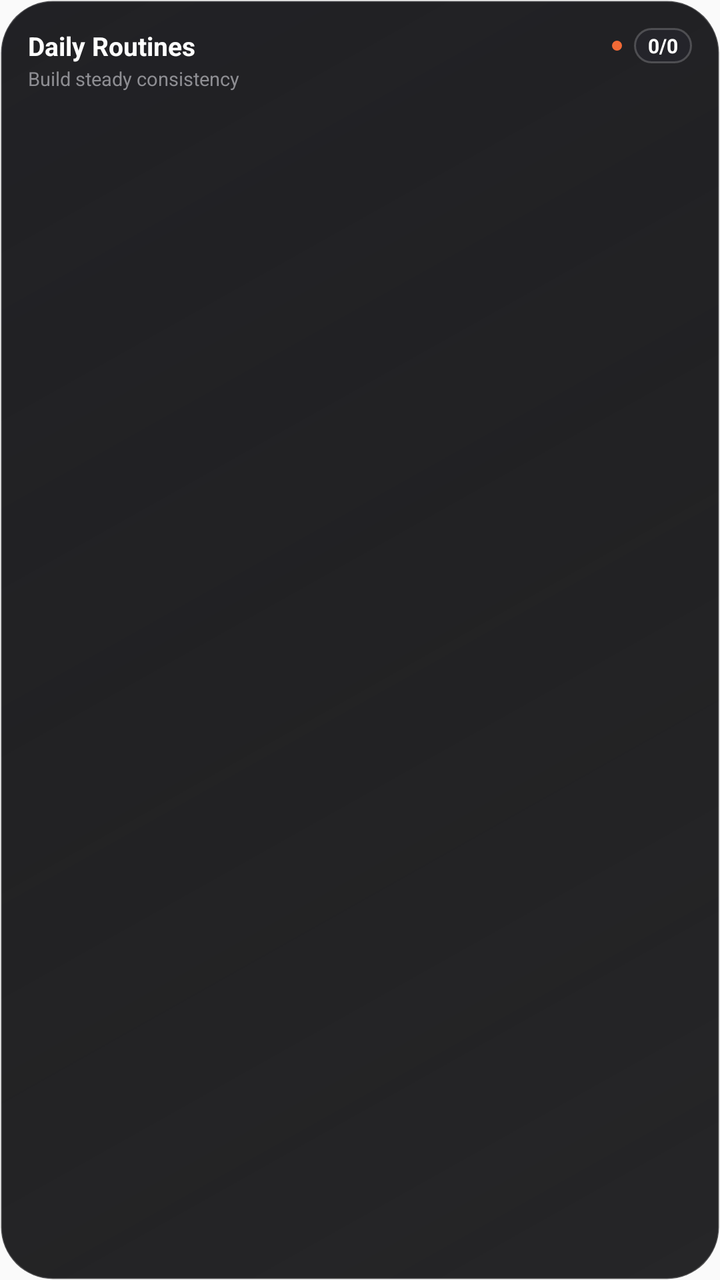
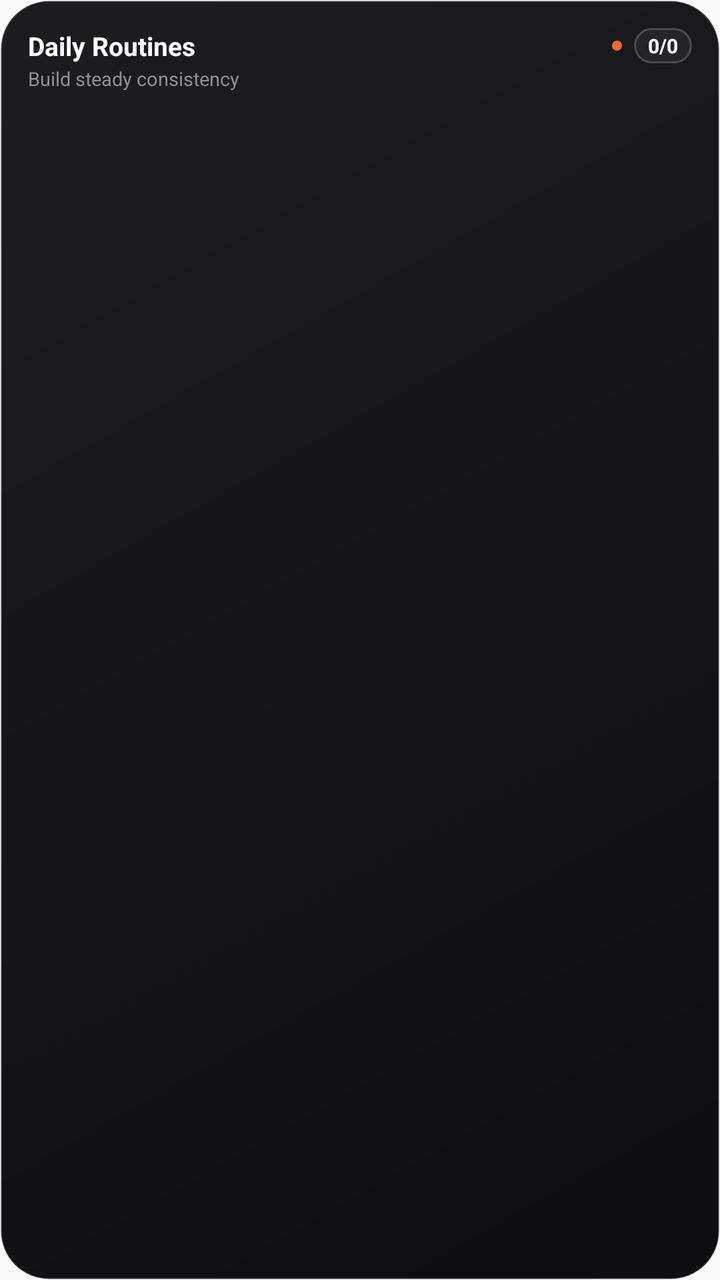

The first picture is an Android layout as it rendered before a commit; the second is the same layout after the commit. The layout source and the unified diff follow.
<!-- AndroidManifest.xml: application theme AppTheme -->
<!-- res/layout/taskify_habits_widget.xml -->
<?xml version="1.0" encoding="utf-8"?>
<LinearLayout xmlns:android="http://schemas.android.com/apk/res/android"
    android:id="@+id/widget_habits_root"
    android:layout_width="match_parent"
    android:layout_height="match_parent"
    android:orientation="vertical"
    android:padding="14dp"
    android:background="@drawable/taskify_widget_background">

    
    <LinearLayout
        android:id="@+id/widget_habits_header"
        android:layout_width="match_parent"
        android:layout_height="wrap_content"
        android:layout_marginBottom="8dp"
        android:orientation="vertical">

        <LinearLayout
            android:layout_width="match_parent"
            android:layout_height="wrap_content"
            android:orientation="horizontal"
            android:gravity="center_vertical">

            <TextView
                android:id="@+id/widget_habits_title"
                android:layout_width="0dp"
                android:layout_height="wrap_content"
                android:layout_weight="1"
                android:text="Daily Routines"
                android:textColor="#FFFFFF"
                android:textSize="13sp"
                android:textStyle="bold"
                android:maxLines="1"
                android:ellipsize="end" />

            <ImageView
                android:layout_width="5dp"
                android:layout_height="5dp"
                android:layout_marginLeft="4dp"
                android:layout_marginStart="4dp"
                android:layout_marginRight="6dp"
                android:layout_marginEnd="6dp"
                android:src="@drawable/taskify_ic_dot_orange" />

            <TextView
                android:id="@+id/widget_habits_badge"
                android:layout_width="wrap_content"
                android:layout_height="wrap_content"
                android:text="0/0"
                android:textColor="#FFFFFF"
                android:textSize="10sp"
                android:textStyle="bold"
                android:paddingLeft="7dp"
                android:paddingRight="7dp"
                android:paddingStart="7dp"
                android:paddingEnd="7dp"
                android:paddingTop="2dp"
                android:paddingBottom="2dp"
                android:background="@drawable/taskify_widget_progress_badge" />
        </LinearLayout>

        <TextView
            android:id="@+id/widget_habits_subtitle"
            android:layout_width="wrap_content"
            android:layout_height="wrap_content"
            android:layout_marginTop="1dp"
            android:text="Build steady consistency"
            android:textColor="#8E8E93"
            android:textSize="9.5sp"
            android:maxLines="1"
            android:ellipsize="end" />
    </LinearLayout>

    
    <ListView
        android:id="@+id/widget_scroll_list"
        android:layout_width="match_parent"
        android:layout_height="0dp"
        android:layout_weight="1"
        android:clipToPadding="false"
        android:divider="@android:color/transparent"
        android:dividerHeight="5dp"
        android:paddingTop="1dp"
        android:paddingBottom="1dp"
        android:scrollbars="none" />

    
    <LinearLayout
        android:id="@+id/widget_empty"
        android:layout_width="match_parent"
        android:layout_height="0dp"
        android:layout_weight="1"
        android:orientation="vertical"
        android:gravity="center"
        android:visibility="gone">

        <TextView
            android:layout_width="wrap_content"
            android:layout_height="wrap_content"
            android:text="All Clear ✓"
            android:textColor="#FFFFFF"
            android:textSize="13sp"
            android:textStyle="bold" />

        <TextView
            android:layout_width="wrap_content"
            android:layout_height="wrap_content"
            android:layout_marginTop="2dp"
            android:text="All routines done today"
            android:textColor="#8E8E93"
            android:textSize="10sp" />
    </LinearLayout>
</LinearLayout>
<!-- resources referenced by this layout -->
<resources>
  <!-- drawable taskify_ic_dot_orange (drawable) -->
  <?xml version="1.0" encoding="utf-8"?>
  <shape xmlns:android="http://schemas.android.com/apk/res/android"
      android:shape="oval">
      <solid android:color="#F26A36" />
      <size
          android:width="7dp"
          android:height="7dp" />
  </shape>
  <!-- drawable taskify_widget_background (drawable) -->
  <?xml version="1.0" encoding="utf-8"?>
  <shape xmlns:android="http://schemas.android.com/apk/res/android"
      android:shape="rectangle">
      
      <gradient
          android:startColor="#F518181C"
          android:centerColor="#F0141416"
          android:endColor="#E8101012"
          android:angle="315"
          android:type="linear" />
      <corners android:radius="26dp" />
      
      <stroke
          android:width="1dp"
          android:color="#33FFFFFF" />
  </shape>
  <!-- drawable taskify_widget_progress_badge (drawable) -->
  <?xml version="1.0" encoding="utf-8"?>
  <shape xmlns:android="http://schemas.android.com/apk/res/android"
      android:shape="rectangle">
      <solid android:color="#24242A" />
      <corners android:radius="14dp" />
      <stroke
          android:width="1dp"
          android:color="#33FFFFFF" />
  </shape>
  <style name="AppTheme" parent="Theme.AppCompat.Light.DarkActionBar">
          
          <item name="colorPrimary">@color/colorPrimary</item>
          <item name="colorPrimaryDark">@color/colorPrimaryDark</item>
          <item name="colorAccent">@color/colorAccent</item>
      </style>
</resources>

<!-- the commit's change to res/layout/taskify_habits_widget.xml (unified diff, before → after) -->
@@ -79,7 +79,7 @@
         android:layout_weight="1"
         android:clipToPadding="false"
         android:divider="@android:color/transparent"
-        android:dividerHeight="5dp"
+        android:dividerHeight="6dp"
         android:paddingTop="1dp"
         android:paddingBottom="1dp"
         android:scrollbars="none" />
<!-- resource entries referenced after the edit -->
@@ -15,16 +15,16 @@
       android:shape="rectangle">
       
       <gradient
-          android:startColor="#F518181C"
-          android:centerColor="#F0141416"
-          android:endColor="#E8101012"
+          android:startColor="#FA18181B"
+          android:centerColor="#FA111113"
+          android:endColor="#FA09090B"
           android:angle="315"
           android:type="linear" />
-      <corners android:radius="26dp" />
+      <corners android:radius="24dp" />
       
       <stroke
           android:width="1dp"
-          android:color="#33FFFFFF" />
+          android:color="#2EFFFFFF" />
   </shape>
   <!-- drawable taskify_widget_progress_badge (drawable) -->
   <?xml version="1.0" encoding="utf-8"?>
